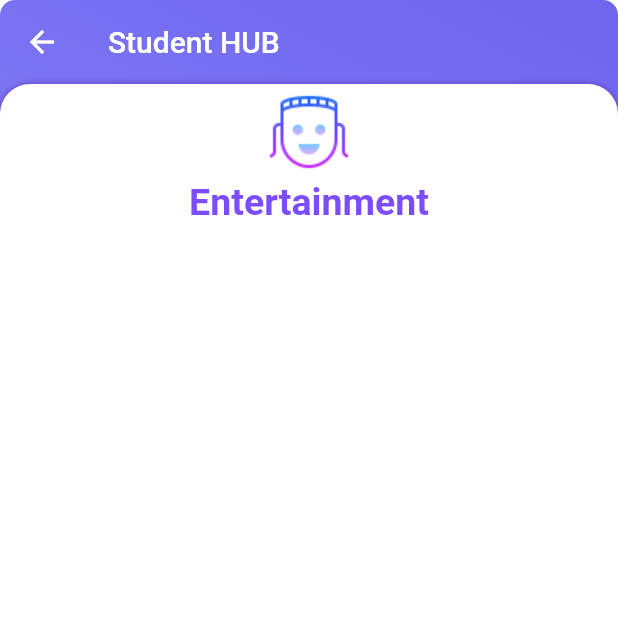
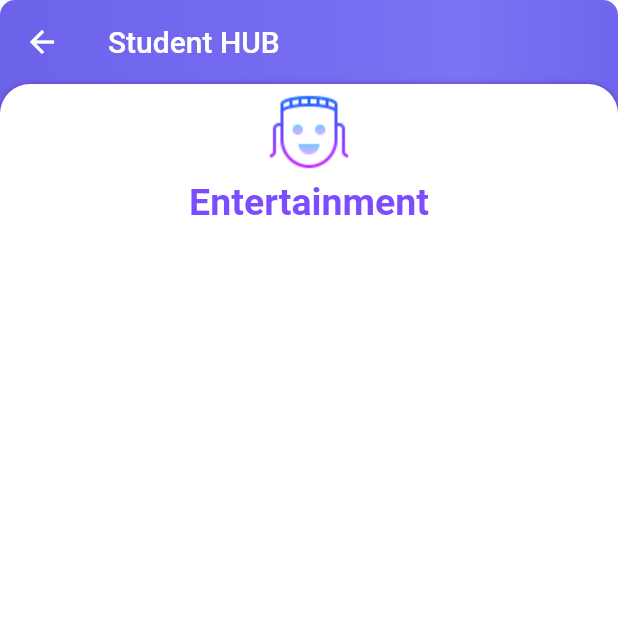
Before and after one commit to Technion236272/2022a-StudentHub, a Flutter app: the EventsPage screen opened directly, on a phone screen of 412 x 824 dp, the top half of it. Run offline on Flutter 3.47's test engine with Material 2 defaults, Android fonts, the light colour scheme and no system bars; drawn by our look-alikes of google_nav_bar; our stand-ins replace badges, cloud_firestore, connectivity, firebase_auth, firebase_core, flutter_local_notifications and 4 more; accounts and stored records are empty.

```diff
--- a/lib/GenericPageCreation.dart
+++ b/lib/GenericPageCreation.dart
@@ -181,7 +181,6 @@ class _NewPostScreenState extends State<NewPostScreen> {
         backgroundColor: GlobalStringText.FifthpurpleColor,
         body: Column(
           children: [
-
             Container(
               child: Container(
                 margin: EdgeInsets.fromLTRB(0, 20, 0, 0),
--- a/lib/HomePage.dart
+++ b/lib/HomePage.dart
@@ -7,7 +7,6 @@ import 'package:url_launcher/url_launcher.dart';
 class HomePage extends StatelessWidget {
   @override
   Widget build(BuildContext context) {
-    // TODO: implement build
     return Scaffold(
       resizeToAvoidBottomInset: false,
 
--- a/lib/events_page.dart
+++ b/lib/events_page.dart
@@ -173,17 +173,16 @@ class _EventsPageState extends State<EventsPage> {
         ),
         gradient: LinearGradient(
           // gradient starts from left
-            begin: Alignment.topRight,
+            begin: Alignment.centerLeft,
             // gradient ends at right
-            end: Alignment.bottomLeft,
+            end: Alignment.centerRight,
             // set all your colors
             colors: [
+              GlobalStringText.FifthpurpleColor,
+              GlobalStringText.ForthpurpleColor,
+              GlobalStringText.ThirdpurpleColor,
+              GlobalStringText.SecondpurpleColor,
               GlobalStringText.FirstpurpleColor,
-              GlobalStringText.SecondpurpleColor,
-              GlobalStringText.ThirdpurpleColor,
-              GlobalStringText.ForthpurpleColor,
-              GlobalStringText.FifthpurpleColor,
-
             ]),
       ),
     );
@@ -721,7 +720,7 @@ class _TicketState extends State<Ticket> {
         Text(
           widget._title,
           maxLines: 1,
-          style:   GoogleFonts.montserrat(textStyle: TextStyle(fontSize: 28, color: GlobalStringText.purpleColor , fontWeight: FontWeight.bold  )),
+          style:GoogleFonts.montserrat(textStyle: TextStyle(fontSize: 28, color: GlobalStringText.purpleColor , fontWeight: FontWeight.bold  )),
         ),
         IconButton(
             onPressed: love,
```
